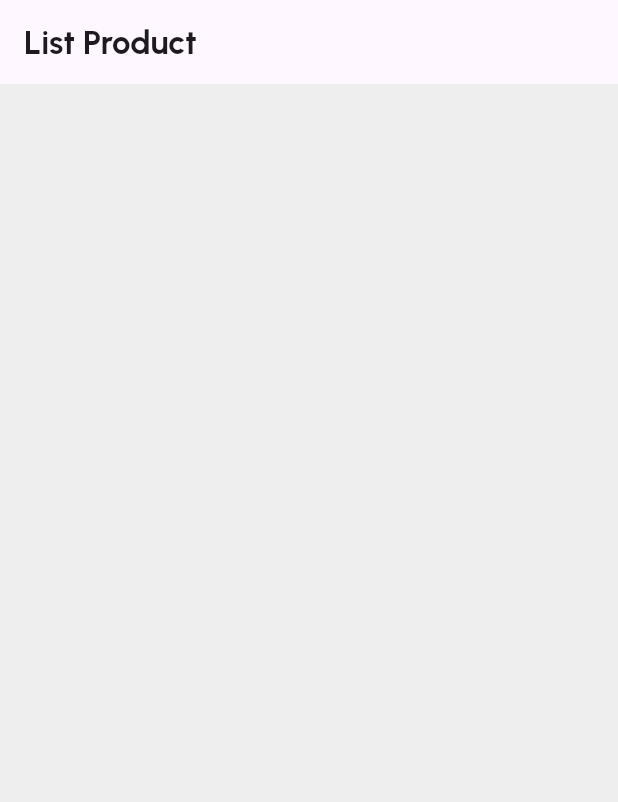
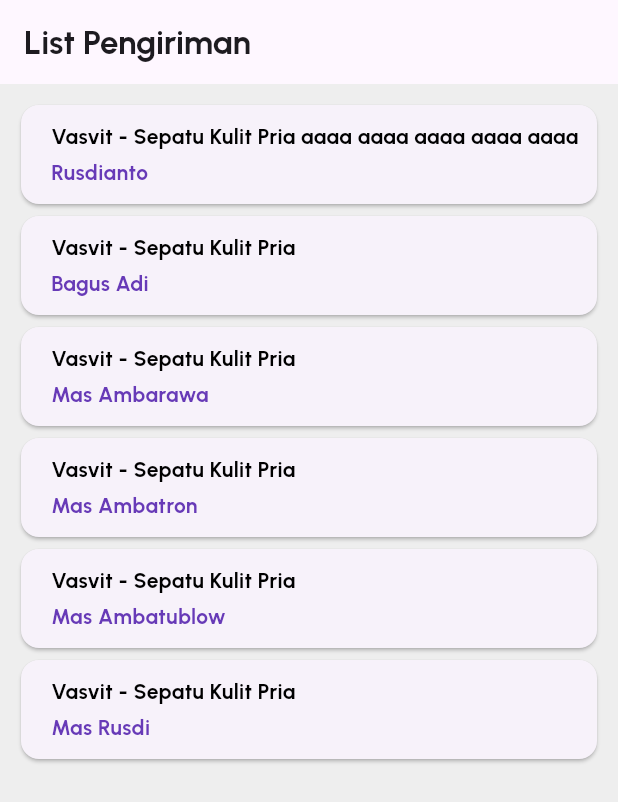
Before and after one commit to bernaldiatma/ecommerce_umkm, a Flutter app: the screen it shows after launch, on a phone screen of 412 x 824 dp. Shown: the top 802 px of the screen. Run offline on Flutter 3.47's test engine with Material 3 defaults, Android fonts, the phone set to English and light mode, and no system bars; our stand-ins replace dropdown_button2, get, get_storage, google_fonts, google_nav_bar, readmore and 1 more; missing offline and left inert: flutter_cart; accounts and stored records are empty.

Commit message:
add expedition screen and expedition status screen

```diff
--- a/lib/main.dart
+++ b/lib/main.dart
@@ -4,12 +4,14 @@ import 'package:ecommerce_umkm/core/product_provider.dart';
 import 'package:ecommerce_umkm/core/cart_provider.dart';
 import 'package:ecommerce_umkm/core/order_provider.dart';
 import 'package:ecommerce_umkm/core/favorite_provider.dart';
-import 'package:ecommerce_umkm/presentation/expedition/expedition_screen.dart';
+import 'package:ecommerce_umkm/presentation/customer/screens/home_screen/home_screen.dart';
+import 'package:ecommerce_umkm/presentation/expedition/screens/expedition_screen/expedition_screen.dart';
 import 'package:ecommerce_umkm/presentation/login_screen/login_screen.dart';
 import 'package:ecommerce_umkm/presentation/customer/screens/home_customer.dart';
 import 'package:ecommerce_umkm/core/seller_order_provider.dart';
 import 'package:ecommerce_umkm/presentation/seller/screens/home_seller.dart';
 import 'package:ecommerce_umkm/presentation/splash_screeen/splash_screen.dart';
+import 'package:ecommerce_umkm/presentation/widget/google_nav_bar.dart';
 import 'package:ecommerce_umkm/service/api_services.dart';
 import 'package:ecommerce_umkm/service/user_service.dart';
 import 'package:ecommerce_umkm/utility/prefs.dart';
@@ -82,8 +84,9 @@ class MyApp extends StatelessWidget {
               }
             }
             //return LoginScreen();
-            //return SplashScreen(key);
-            return ExpeditionScreen(key);
+            //return HomeCustomer();
+            //return SplashScreen();
+            return ExpeditionScreen();
           });
         },
       ),
--- a/lib/presentation/expedition/expedition_screen.dart
+++ /dev/null
@@ -1,21 +0,0 @@
-import 'package:ecommerce_umkm/utility/constants.dart';
-import 'package:flutter/material.dart';
-
-class ExpeditionScreen extends StatelessWidget {
-  const ExpeditionScreen (Key? key) : super(key: key);
-
-  @override
-  Widget build (BuildContext context){
-    return Scaffold(
-      backgroundColor: bgColor,
-      appBar: AppBar(
-        title: Text("List Product", style: TextStyle(fontWeight: FontWeight.bold)),
-      ),
-      body: Column(
-        children: [
-
-        ],
-      ),
-    );
-  }
-}
--- /dev/null
+++ b/lib/presentation/expedition/models_expedition/shipping_list.dart
@@ -0,0 +1,70 @@
+import 'package:ecommerce_umkm/presentation/seller/models-sel/seller_product.dart';
+
+class ShippingList {
+  String name;
+  String productName;
+  String status;
+  double price;
+  String imageProduct;
+  int qty;
+
+  ShippingList({
+    required this.name,
+    required this.productName,
+    required this.status,
+    required this.price,
+    required this.imageProduct,
+    required this.qty,
+  });
+}
+
+final List<ShippingList> ShippingProductList = [
+  ShippingList(
+    name: "Rusdianto",
+    productName: "Vasvit - Sepatu Kulit Pria aaaa aaaa aaaa aaaa aaaa",
+    status: "Sudah Terkirim",
+    price: 200000,
+    imageProduct: "assets/images/sepatu_kulit.jpg",
+    qty: 2,
+  ),
+  ShippingList(
+    name: "Bagus Adi",
+    productName: "Vasvit - Sepatu Kulit Pria",
+    status: "Dalam Perjalanan",
+    price: 200000,
+    imageProduct: "assets/images/sepatu_kulit.jpg",
+    qty: 2,
+  ),
+  ShippingList(
+    name: "Mas Ambarawa",
+    productName: "Vasvit - Sepatu Kulit Pria",
+    status: "Sudah terkirim",
+    price: 200000,
+    imageProduct: "assets/images/sepatu_kulit.jpg",
+    qty: 2,
+  ),
+  ShippingList(
+    name: "Mas Ambatron",
+    productName: "Vasvit - Sepatu Kulit Pria",
+    status: "Sudah terkirim",
+    price: 200000,
+    imageProduct: "assets/images/sepatu_kulit.jpg",
+    qty: 2,
+  ),
+  ShippingList(
+    name: "Mas Ambatublow",
+    productName: "Vasvit - Sepatu Kulit Pria",
+    status: "Dalam Perjalanan",
+    price: 200000,
+    imageProduct: "assets/images/sepatu_kulit.jpg",
+    qty: 2,
+  ),
+  ShippingList(
+    name: "Mas Rusdi",
+    productName: "Vasvit - Sepatu Kulit Pria",
+    status: "Sudah terkirim",
+    price: 200000,
+    imageProduct: "assets/images/sepatu_kulit.jpg",
+    qty: 2,
+  ),
+];
--- /dev/null
+++ b/lib/presentation/expedition/screens/expedition_screen/expedition_screen.dart
@@ -0,0 +1,117 @@
+import 'package:ecommerce_umkm/presentation/expedition/models_expedition/shipping_list.dart';
+import 'package:ecommerce_umkm/presentation/expedition/screens/expedition_status_screen/expedition_status_screen.dart';
+import 'package:ecommerce_umkm/utility/constants.dart';
+import 'package:flutter/material.dart';
+import 'package:get/get_connect/http/src/utils/utils.dart';
+
+class ExpeditionScreen extends StatelessWidget {
+  const ExpeditionScreen({Key? key}) : super(key: key);
+
+  @override
+  Widget build(BuildContext context) {
+    return Scaffold(
+      backgroundColor: bgColor,
+      appBar: AppBar(
+        title: Text(
+          "List Pengiriman",
+          style: TextStyle(fontWeight: FontWeight.bold),
+        ),
+      ),
+      body: Padding(
+        padding: const EdgeInsets.symmetric(horizontal: 10, vertical: 10),
+        child: Column(
+          children: [
+            ListView.builder(
+              itemCount: ShippingProductList.length,
+              shrinkWrap: true,
+              itemBuilder: (context, index) {
+                var item = ShippingProductList[index];
+                return GestureDetector(
+                  onTap: () {
+                    Navigator.push(
+                      context,
+                      MaterialPageRoute(builder: (_) => ExpeditionStatusScreen()),
+                    );
+                  },
+                  child: Card(
+                    shape: RoundedRectangleBorder(
+                      borderRadius: BorderRadius.circular(12),
+                    ),
+                    child: Padding(
+                      padding: const EdgeInsets.all(8),
+                      child: Row(
+                        children: [
+                          // ClipRRect(
+                          //   borderRadius: BorderRadius.circular(8),
+                          //   child: Image.asset(
+                          //     item.imageProduct,
+                          //     height: 50,
+                          //     width: 50,
+                          //     fit: BoxFit.fill,
+                          //   ),
+                          // ),
+                          SizedBox(width: 12),
+                          Expanded(
+                            child: SizedBox(
+                              height: 50,
+                              child: Column(
+                                mainAxisAlignment: MainAxisAlignment.center,
+                                crossAxisAlignment: CrossAxisAlignment.start,
+                                children: [
+                                  Text(
+                                    item.productName,
+                                    style: TextStyle(
+                                      fontWeight: FontWeight.bold,
+                                      color: Colors.black,
+                                    ),
+                                    maxLines: 1,
+                                    overflow: TextOverflow.ellipsis,
+                                  ),
+                                  SizedBox(height: 4),
+                                  Text(
+                                    item.name,
+                                    style: TextStyle(
+                                      fontWeight: FontWeight.bold,
+                                      color: Colors.deepPurple,
+                                    ),
+                                    maxLines: 1,
+                                    overflow: TextOverflow.ellipsis,
+                                  ),
+                                ],
+                              ),
+                            ),
+                          ),
+                          // Container(
+                          //   decoration: BoxDecoration(
+                          //     color: Colors.green,
+                          //     borderRadius: BorderRadius.circular(8),
+                          //   ),
+                          //   width: 126,
+                          //   child: Padding(
+                          //     padding: const EdgeInsets.symmetric(vertical: 4),
+                          //     child: Row(
+                          //       mainAxisAlignment: MainAxisAlignment.center,
+                          //       children: [
+                          //         Text(
+                          //           item.status,
+                          //           style: TextStyle(
+                          //             fontWeight: FontWeight.bold,
+                          //           ),
+                          //         ),
+                          //       ],
+                          //     ),
+                          //   ),
+                          // ),
+                        ],
+                      ),
+                    ),
+                  ),
+                );
+              },
+            ),
+          ],
+        ),
+      ),
+    );
+  }
+}
--- a/lib/presentation/splash_screeen/splash_screen.dart
+++ b/lib/presentation/splash_screeen/splash_screen.dart
@@ -1,7 +1,7 @@
 import 'package:flutter/material.dart';
 
 class SplashScreen extends StatelessWidget {
-  const SplashScreen(Key? key) : super(key: key);
+  const SplashScreen({Key? key}) : super(key: key);
 
   @override
   Widget build (BuildContext context) {
```
Also changed, not shown: lib/presentation/expedition/screens/expedition_status_screen/components/radio_button_status_choice.dart (added, +62 -0 lines), lib/presentation/expedition/screens/expedition_status_screen/expedition_status_screen.dart (added, +163 -0 lines), 4 other files.
